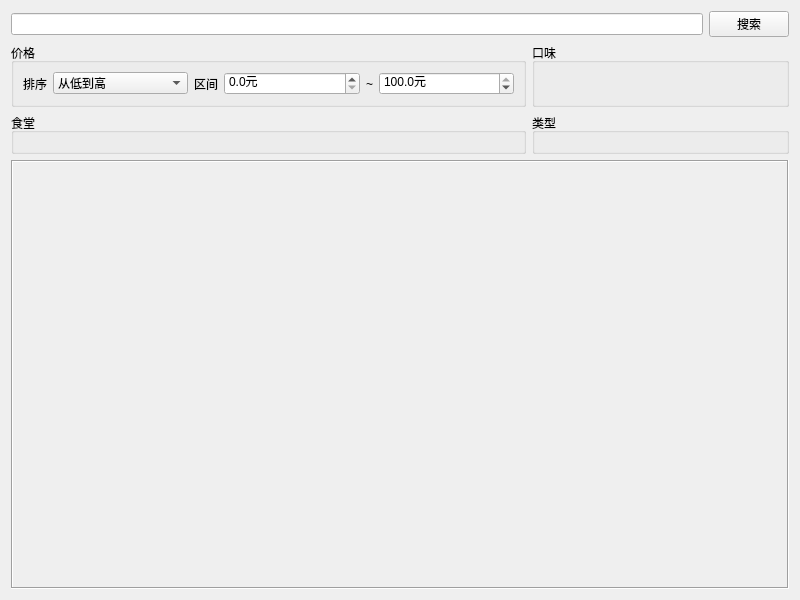
The window that browsetab.ui (PKUCodeProjPractice/PKUDish) describes before a commit, drawn with Qt 5.
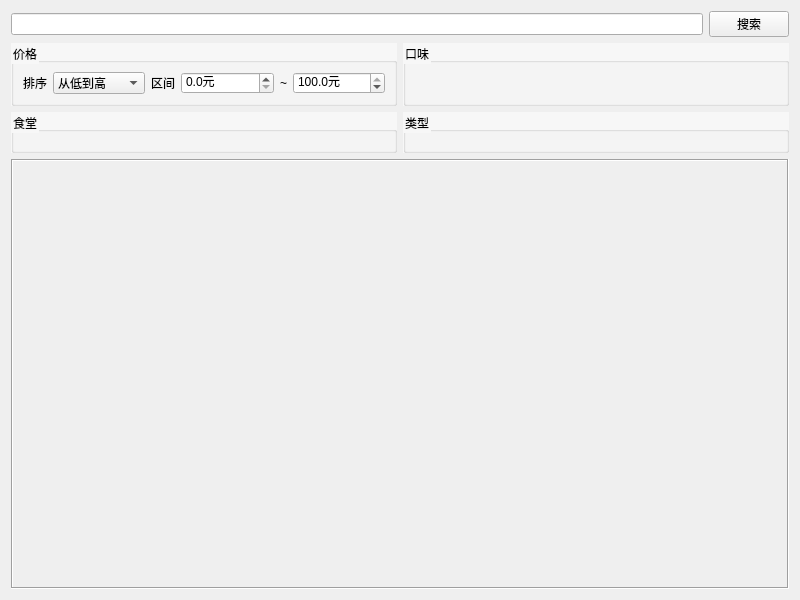
The same window after the commit.

The edit to the form file:
```diff
--- a/browsetab.ui
+++ b/browsetab.ui
@@ -19,6 +19,12 @@
   <property name="windowTitle">
    <string>Form</string>
   </property>
+  <property name="autoFillBackground">
+   <bool>false</bool>
+  </property>
+  <property name="styleSheet">
+   <string notr="true">.QGroupBox{background-color:rgba(255,255,255,127)}</string>
+  </property>
   <layout class="QVBoxLayout" name="verticalLayout">
    <item>
     <layout class="QHBoxLayout" name="horizontalLayout_search">
@@ -46,12 +52,6 @@
      </item>
      <item row="0" column="0">
       <widget class="QGroupBox" name="groupBox_price">
-       <property name="sizePolicy">
-        <sizepolicy hsizetype="Preferred" vsizetype="Preferred">
-         <horstretch>2</horstretch>
-         <verstretch>0</verstretch>
-        </sizepolicy>
-       </property>
        <property name="minimumSize">
         <size>
          <width>0</width>
@@ -141,6 +141,9 @@
             <height>16777215</height>
            </size>
           </property>
+          <property name="styleSheet">
+           <string notr="true"/>
+          </property>
           <property name="text">
            <string>~</string>
           </property>
@@ -176,11 +179,8 @@
      </item>
      <item row="0" column="1">
       <widget class="QGroupBox" name="groupBox_taste">
-       <property name="sizePolicy">
-        <sizepolicy hsizetype="Preferred" vsizetype="Preferred">
-         <horstretch>1</horstretch>
-         <verstretch>0</verstretch>
-        </sizepolicy>
+       <property name="styleSheet">
+        <string notr="true"/>
        </property>
        <property name="title">
         <string>口味</string>
@@ -212,7 +212,7 @@
         <x>0</x>
         <y>0</y>
         <width>774</width>
-        <height>393</height>
+        <height>410</height>
        </rect>
       </property>
       <layout class="QGridLayout" name="gridLayout_scroll"/>
```
Left out of the diff: 12 changed lines with no effect on the pictures.
